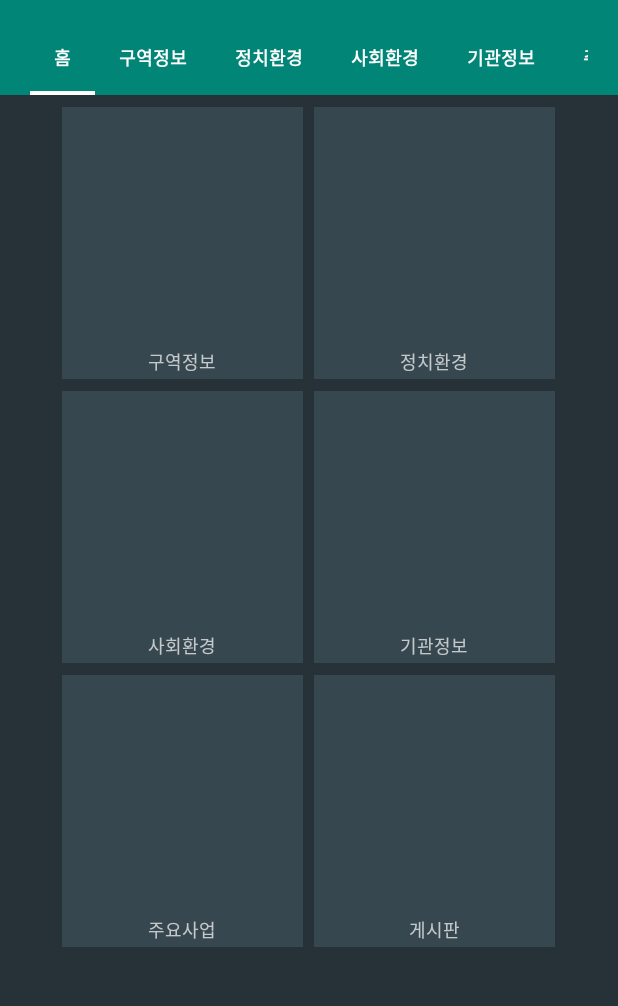
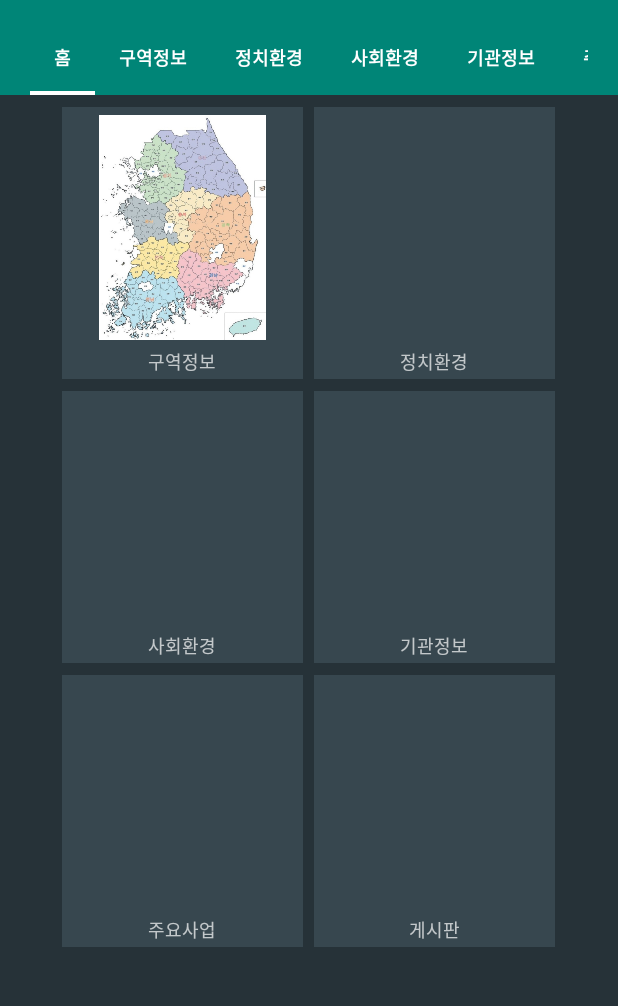
Before and after one commit to wrjeoung/ElectionManager, an Android app: the ElectionMainActivity screen opened directly, with no data from a screen before it, on a phone screen of 412 x 824 dp, the part 64-1070 px from its top. Run offline under Robolectric (Android 15) with nearby library versions, the phone set to English and light mode, and no system bars; libraries missing offline, so code that uses them is left out: org.json.simple; 3 statements that could not run were skipped.

Commit message:
메인 화면 구현 진행중...

```diff
--- a/app/src/main/java/com/jsloves/election/activity/ElectionMainActivity.java
+++ b/app/src/main/java/com/jsloves/election/activity/ElectionMainActivity.java
@@ -98,7 +98,7 @@ public class ElectionMainActivity extends AppCompatActivity implements CommonVal
         pager = (ViewPager) findViewById(R.id.viewpager);
         slidingTabLayout = (SlidingTabLayout) findViewById(R.id.sliding_tabs);
         mFragmentManager=getSupportFragmentManager();
-        mVpageAdapter = new ViewPagerAdapter(mFragmentManager, titles);
+        mVpageAdapter = new ViewPagerAdapter(mFragmentManager, titles, pager);
         pager.setAdapter(mVpageAdapter);
 
 
--- a/app/src/main/java/com/jsloves/election/fragment/HomeFragment.java
+++ b/app/src/main/java/com/jsloves/election/fragment/HomeFragment.java
@@ -1,22 +1,47 @@
 package com.jsloves.election.fragment;
 
+import android.content.DialogInterface;
+import android.graphics.Bitmap;
+import android.graphics.BitmapFactory;
 import android.os.Bundle;
 import android.support.v4.app.Fragment;
+import android.support.v4.view.ViewPager;
+import android.util.Log;
 import android.view.LayoutInflater;
 import android.view.View;
 import android.view.ViewGroup;
+import android.widget.ImageView;
+import android.widget.LinearLayout;
 
 import com.jsloves.election.activity.R;
 
 /**
  * Created by wrjeong on 2015. 8. 23..
  */
-public class HomeFragment extends Fragment {
+public class HomeFragment extends Fragment implements View.OnClickListener{
 
+    private static final String TAG = HomeFragment.class.getSimpleName();
     private static final String ARG_POSITION = "position";
+    private static ViewPager mPager;
+    private LinearLayout mGuyok;
+    private LinearLayout mJungchi;
+    private LinearLayout mSocioal;
+    private LinearLayout mJuyo;
+    private LinearLayout mBoard;
+    private LinearLayout mGighan;
 
+    private ImageView mImGuyok;
+    private ImageView mImJungchi;
+    private ImageView mImSocioal;
+    private ImageView mImJuyo;
+    private ImageView mImBoard;
+    private ImageView mImGighan;
 
-    public static HomeFragment newInstance(int position) {
+    private int mPosition;
+
+    public static HomeFragment newInstance(int position, ViewPager pager) {
+        // [수정] 번들에 ViewPager를 담으려 했는데....방법없나?? static 맵버 사용하기 싫은데...
+        mPager = pager;
         HomeFragment fragment = new HomeFragment();
         Bundle args = new Bundle();
         args.putInt(ARG_POSITION, position);
@@ -26,7 +51,50 @@ public class HomeFragment extends Fragment {
 
     @Override
     public View onCreateView(LayoutInflater inflater, ViewGroup container, Bundle savedInstanceState) {
+        Log.d(TAG,"onCreateview mPosition : "+mPosition);
+        mPosition=getArguments().getInt(ARG_POSITION);
         View rootView = inflater.inflate(R.layout.fragment_home, container, false);
+        mGuyok = (LinearLayout)rootView.findViewById(R.id.guyeok);
+        mJungchi = (LinearLayout)rootView.findViewById(R.id.jungchi);
+        mSocioal = (LinearLayout)rootView.findViewById(R.id.social);
+        mJuyo = (LinearLayout)rootView.findViewById(R.id.juyo);
+        mBoard = (LinearLayout)rootView.findViewById(R.id.board);
+        mGighan = (LinearLayout)rootView.findViewById(R.id.gighan);
+        mImGuyok = (ImageView)rootView.findViewById(R.id.img1);
+
+        mGuyok.setOnClickListener(this);
+        mJungchi.setOnClickListener(this);
+        mSocioal.setOnClickListener(this);
+        mJuyo.setOnClickListener(this);
+        mBoard.setOnClickListener(this);
+        mGighan.setOnClickListener(this);
+        Bitmap bitmap = BitmapFactory.decodeResource(getResources(), R.drawable.guyeok);
+
+        mImGuyok.setImageBitmap(bitmap);
         return rootView;
     }
+
+    @Override
+    public void onClick(View v) {
+        switch(v.getId()) {
+            case R.id.guyeok:
+                mPager.setCurrentItem(1);
+                break;
+            case R.id.jungchi:
+                mPager.setCurrentItem(2);
+                break;
+            case R.id.social:
+                mPager.setCurrentItem(3);
+                break;
+            case R.id.juyo:
+                mPager.setCurrentItem(4);
+                break;
+            case R.id.board:
+                mPager.setCurrentItem(5);
+                break;
+            case R.id.gighan:
+                mPager.setCurrentItem(6);
+                break;
+        }
+    }
 }
--- a/app/src/main/java/com/jsloves/election/layout/ViewPagerAdapter.java
+++ b/app/src/main/java/com/jsloves/election/layout/ViewPagerAdapter.java
@@ -3,6 +3,7 @@ package com.jsloves.election.layout;
 import android.support.v4.app.Fragment;
 import android.support.v4.app.FragmentManager;
 import android.support.v4.app.FragmentPagerAdapter;
+import android.support.v4.view.ViewPager;
 import android.util.Log;
 
 import com.jsloves.election.common.CommonValuesManager;
@@ -15,10 +16,12 @@ import com.jsloves.election.fragment.SearchFragment;
 public class ViewPagerAdapter extends FragmentPagerAdapter implements CommonValuesManager {
     private String titles[] ;
     private SearchFragment mSearchFragment;
+    private ViewPager mPager;
 
-    public ViewPagerAdapter(FragmentManager fm, String[] titles2) {
+    public ViewPagerAdapter(FragmentManager fm, String[] titles2, ViewPager pager) {
         super(fm);
         titles=titles2;
+        mPager=pager;
     }
 
     public SearchFragment getmSearchFragment() {
@@ -32,7 +35,7 @@ public class ViewPagerAdapter extends FragmentPagerAdapter implements CommonValu
             // 상단 메뉴
             // Open FragmentTab1.java
             case 0:
-                return HomeFragment.newInstance(position);
+                return HomeFragment.newInstance(position,mPager);
             case 1:
                 //return SampleFragment.newInstance(position);
                 Log.d("ViewPagerAdapter","onCreateView mSearchFramgent : "+SearchFragment.newInstance("aa","bb"));
--- a/app/src/main/res/drawable/grid_color_selector.xml
+++ b/app/src/main/res/drawable/grid_color_selector.xml
@@ -1,8 +1,8 @@
 <?xml version="1.0" encoding="utf-8"?>
 <selector xmlns:android="http://schemas.android.com/apk/res/android">
 
-    <item android:drawable="@color/blue" android:state_pressed="true" />
-    <item android:drawable="@color/blue" android:state_selected="true" />
-    <item android:drawable="@color/white" />
+    <item android:drawable="@color/material_deep_teal_200" android:state_pressed="true" />
+    <item android:drawable="@color/material_deep_teal_200" android:state_selected="true" />
+    <item android:drawable="@color/material_blue_grey_800" />
 
 </selector>
--- a/app/src/main/res/layout/fragment_home.xml
+++ b/app/src/main/res/layout/fragment_home.xml
@@ -20,16 +20,17 @@
             <TableRow android:gravity="center">
 
                 <LinearLayout
+                    android:id="@+id/guyeok"
                     android:layout_width="wrap_content"
                     android:layout_height="wrap_content"
                     android:layout_marginRight="7dp"
                     android:layout_marginTop="5dp"
-                    android:background="@color/material_blue_grey_800"
+                    android:background="@drawable/grid_color_selector"
                     android:orientation="vertical"
                     android:padding="5dp">
 
                     <ImageView
-                        android:id="@+id/image1"
+                        android:id="@+id/img1"
                         android:layout_width="150dp"
                         android:layout_height="150dp" />
 
@@ -44,15 +45,16 @@
                 </LinearLayout>
 
                 <LinearLayout
+                    android:id="@+id/jungchi"
                     android:layout_width="wrap_content"
                     android:layout_height="wrap_content"
                     android:layout_marginTop="5dp"
-                    android:background="@color/material_blue_grey_800"
+                    android:background="@drawable/grid_color_selector"
                     android:orientation="vertical"
                     android:padding="5dp">
 
                     <ImageView
-                        android:id="@+id/image2"
+                        android:id="@+id/img2"
                         android:layout_width="150dp"
                         android:layout_height="150dp" />
 
@@ -70,16 +72,17 @@
             <TableRow android:gravity="center">
 
                 <LinearLayout
+                    android:id="@+id/social"
                     android:layout_width="wrap_content"
                     android:layout_height="wrap_content"
                     android:layout_marginRight="7dp"
                     android:layout_marginTop="5dp"
-                    android:background="@color/material_blue_grey_800"
+                    android:background="@drawable/grid_color_selector"
                     android:orientation="vertical"
                     android:padding="5dp">
 
                     <ImageView
-                        android:id="@+id/image3"
+                        android:id="@+id/img3"
                         android:layout_width="150dp"
                         android:layout_height="150dp" />
 
@@ -94,15 +97,16 @@
                 </LinearLayout>
 
                 <LinearLayout
+                    android:id="@+id/gighan"
                     android:layout_width="wrap_content"
                     android:layout_height="wrap_content"
                     android:layout_marginTop="5dp"
-                    android:background="@color/material_blue_grey_800"
+                    android:background="@drawable/grid_color_selector"
                     android:orientation="vertical"
                     android:padding="5dp">
 
                     <ImageView
-                        android:id="@+id/image4"
+                        android:id="@+id/img4"
                         android:layout_width="150dp"
                         android:layout_height="150dp" />
 
@@ -120,16 +124,17 @@
             <TableRow android:gravity="center">
 
                 <LinearLayout
+                    android:id="@+id/juyo"
                     android:layout_width="wrap_content"
                     android:layout_height="wrap_content"
                     android:layout_marginRight="7dp"
                     android:layout_marginTop="5dp"
-                    android:background="@color/material_blue_grey_800"
+                    android:background="@drawable/grid_color_selector"
                     android:orientation="vertical"
                     android:padding="5dp">
 
                     <ImageView
-                        android:id="@+id/image5"
+                        android:id="@+id/img5"
                         android:layout_width="150dp"
                         android:layout_height="150dp" />
 
@@ -144,15 +149,16 @@
                 </LinearLayout>
 
                 <LinearLayout
+                    android:id="@+id/board"
                     android:layout_width="wrap_content"
                     android:layout_height="wrap_content"
                     android:layout_marginTop="5dp"
-                    android:background="@color/material_blue_grey_800"
+                    android:background="@drawable/grid_color_selector"
                     android:orientation="vertical"
                     android:padding="5dp">
 
                     <ImageView
-                        android:id="@+id/image6"
+                        android:id="@+id/img6"
                         android:layout_width="150dp"
                         android:layout_height="150dp" />
 
```
Also changed, not shown: app/src/main/res/drawable/guyeok.png (added).
